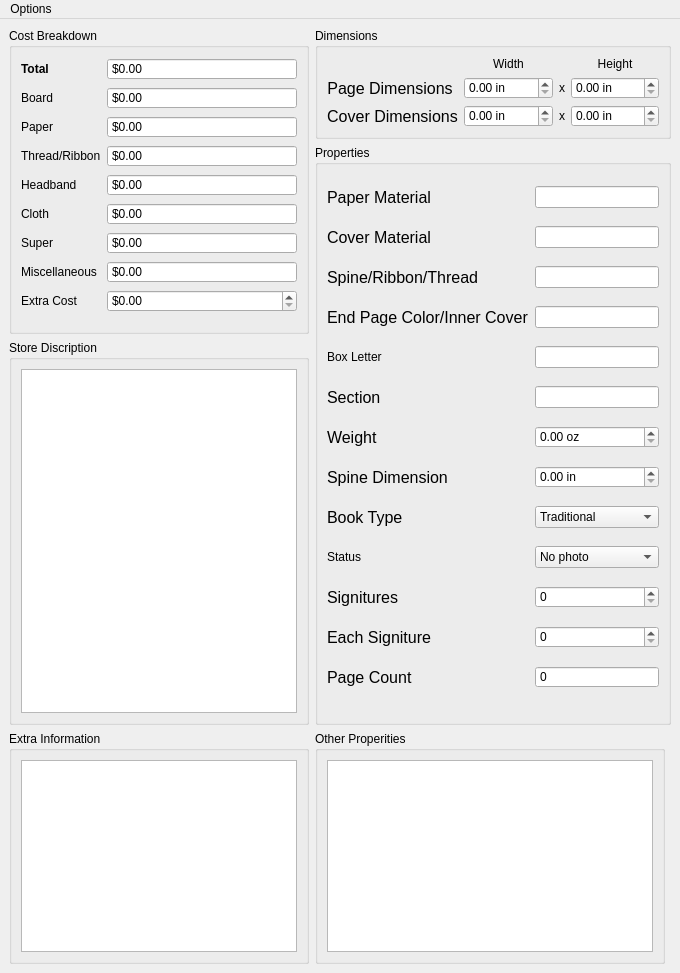
Qt form mainwindow.ui (farinc/book-tracker) before a commit.
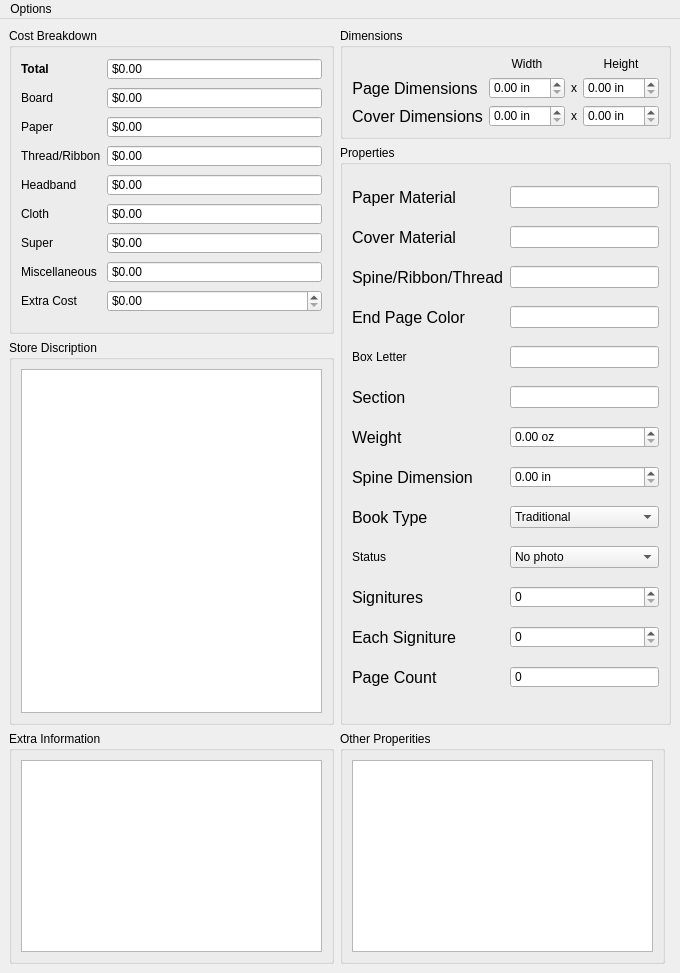
The same form after that commit. Icons and pictures are not drawn.

```diff
--- a/mainwindow.ui
+++ b/mainwindow.ui
@@ -681,7 +681,7 @@
           </font>
          </property>
          <property name="text">
-          <string>End Page Color/Inner Cover</string>
+          <string>End Page Color</string>
          </property>
          <property name="alignment">
           <set>Qt::AlignLeading|Qt::AlignLeft|Qt::AlignVCenter</set>
```
Left out of the diff: 18 changed lines with no effect on the pictures.
